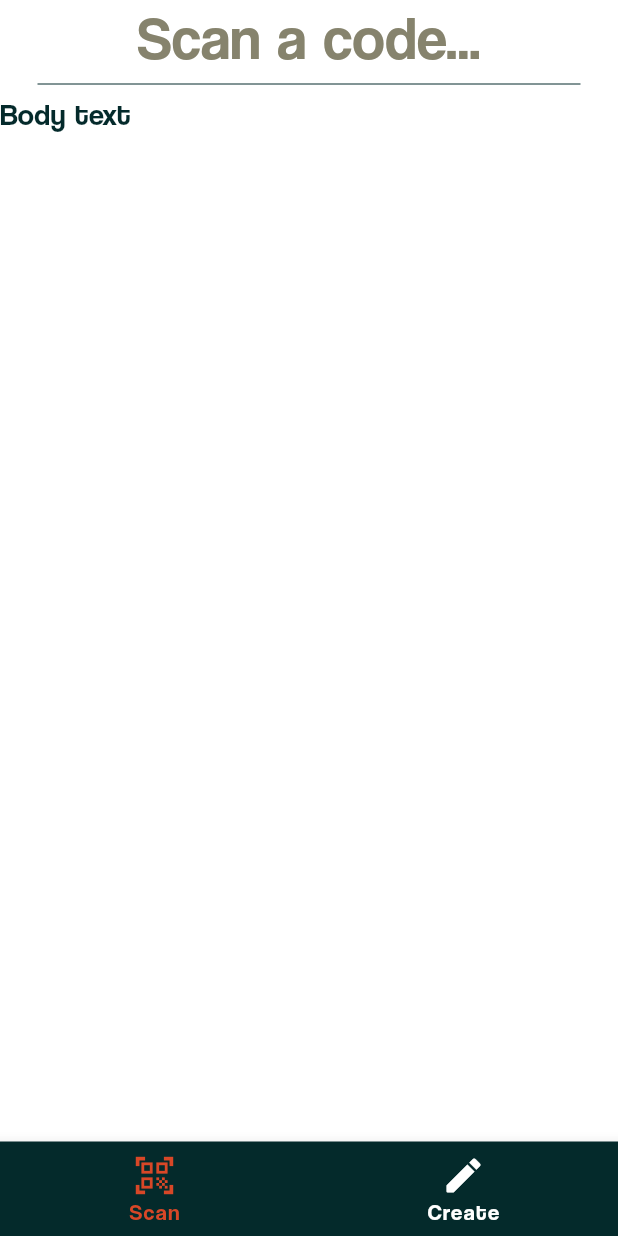
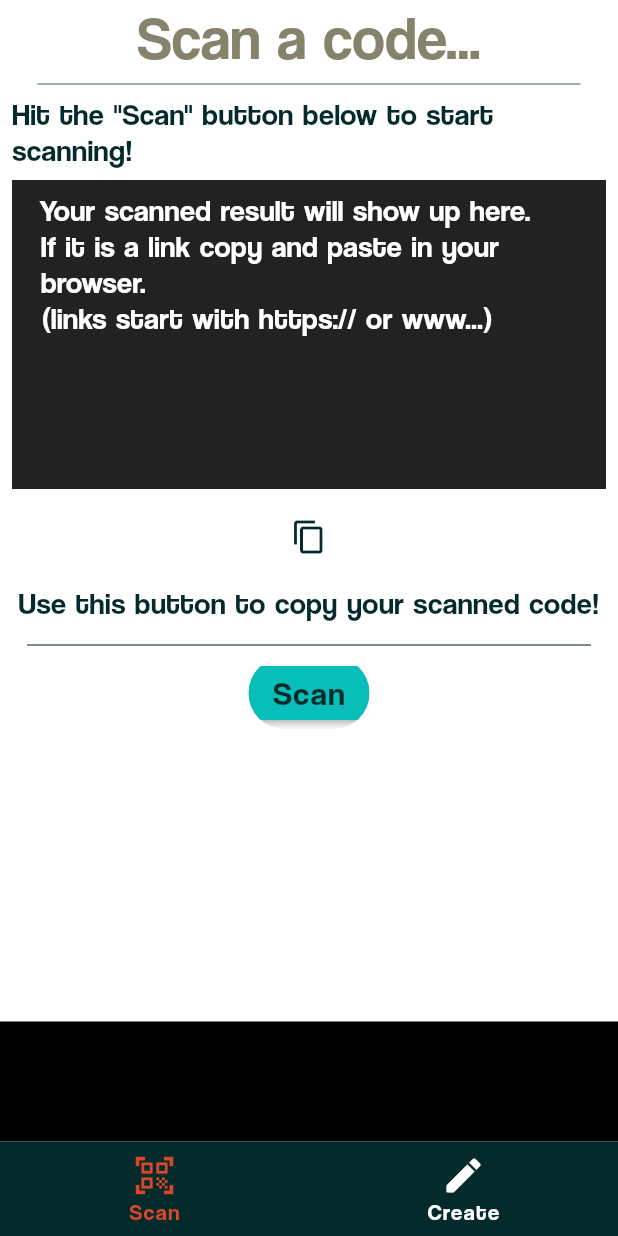
Before and after one commit to og-JND/q_card_again, a Flutter app: the screen it shows after launch, on a phone screen of 412 x 824 dp. Run offline on Flutter 3.47's test engine with Material 2 defaults, Android fonts, the phone set to English and light mode, and no system bars; our stand-ins replace qr_flutter; missing offline and left inert: flutter_barcode_scanner.

```diff
--- a/lib/const/constants.dart
+++ b/lib/const/constants.dart
@@ -27,6 +27,27 @@ class TextDesigns{
     letterSpacing: 1,
     color: DesignConstants.RICHBLACK,
   );
+  static TextStyle BUTTONTEXT = TextStyle(
+  fontSize: 22,
+  fontWeight: FontWeight.w100,
+  wordSpacing: 1,
+  letterSpacing: 1,
+  color: DesignConstants.RICHBLACK,
+  );
+  static TextStyle SCANNEDTEXT = TextStyle(
+    fontSize: 20,
+    wordSpacing: 1,
+    letterSpacing: 0.25,
+    color: DesignConstants.WHITE,
+  );
+  static TextStyle HINTTEXT = TextStyle(
+    fontSize: 18,
+    wordSpacing: 1,
+    letterSpacing: 0.3,
+    decoration: TextDecoration.underline,
+    decorationColor: DesignConstants.RICHBLACK,
+    color: DesignConstants.BROWN,
+  );
 }
 
 const Map<String, dynamic> IconMap ={
--- a/lib/screens/home_screen.dart
+++ b/lib/screens/home_screen.dart
@@ -26,6 +26,7 @@ class _HomeScreenState extends State<HomeScreen> {
   @override
   Widget build(BuildContext context) {
     return Scaffold(
+      resizeToAvoidBottomInset: false,
       backgroundColor: DesignConstants.WHITE,
       bottomNavigationBar: BottomNavigationBar(
           selectedLabelStyle: TextDesigns.NAVTEXT,
@@ -41,7 +42,7 @@ class _HomeScreenState extends State<HomeScreen> {
             navItem('Create'),
           ]
       ),
-      body: PAGES.elementAt(navIndex)
+      body: SafeArea(child: PAGES.elementAt(navIndex))
     );
   }
 }
--- a/lib/screens/scan_screen.dart
+++ b/lib/screens/scan_screen.dart
@@ -1,6 +1,8 @@
+import 'package:flutter/cupertino.dart';
 import 'package:flutter/material.dart';
+import 'package:flutter/services.dart';
+import 'package:flutter_barcode_scanner/flutter_barcode_scanner.dart';
 import '../const/constants.dart';
-
 
 class ScanScreen extends StatefulWidget {
   const ScanScreen({Key? key}) : super(key: key);
@@ -10,29 +12,138 @@ class ScanScreen extends StatefulWidget {
 }
 
 class _ScanScreenState extends State<ScanScreen> {
+
+  String tester = """
+  Your scanned result will show up here.
+  If it is a link copy and paste in your
+  browser.
+  (links start with https:// or www...)
+  """;
+  void copyShit(){
+    Clipboard.setData(ClipboardData(text: tester)).then((_) {
+      ScaffoldMessenger.of(context).showSnackBar(SnackBar(
+          content: Text(
+            "Text copied to clipboard",
+            style: TextStyle(fontSize: 17, fontFamily: 'Coolvetica'),
+          )));
+    });
+  }
   @override
   Widget build(BuildContext context) {
     var screenSize = MediaQuery.of(context).size;
-    return SafeArea(
-      child: Container(
+    Future<void> scanQR() async {
+      String barcodeScanRes;
+      // Platform messages may fail, so we use a try/catch PlatformException.
+      try {
+        barcodeScanRes = await FlutterBarcodeScanner.scanBarcode(
+            '#D84727', 'Cancel', true, ScanMode.QR);
+        print(barcodeScanRes);
+      } on PlatformException {
+        barcodeScanRes = 'Failed to get platform version.';
+      }
+
+      // If the widget was removed from the tree while the asynchronous platform
+      // message was in flight, we want to discard the reply rather than calling
+      // setState to update our non-existent appearance.
+      if (!mounted) return;
+
+      setState(() {
+        tester = barcodeScanRes;
+      });
+    }
+    String result = '';
+    if (tester == '-1'){
+      setState(() {
+        result = 'No QR code found';
+      });
+    }else result = tester;
+    return Container(
         height: screenSize.height,
         width: screenSize.width,
         child: Column(
-            crossAxisAlignment: CrossAxisAlignment.start,
+          // crossAxisAlignment: CrossAxisAlignment.start,
           children: [
             Center(
-                child: Text('Scan a code...', style: TextDesigns.HEADERTEXT,),
+              child: Text(
+                'Scan a code...',
+                style: TextDesigns.HEADERTEXT,
+              ),
             ),
             Divider(
+              thickness: 0.5,
               endIndent: 25,
               indent: 25,
               color: DesignConstants.RICHBLACK,
             ),
-              Text('Body text', style: TextDesigns.BODYTEXT,),
+            Padding(
+              padding: const EdgeInsets.symmetric(horizontal: 8.0),
+              child: Text(
+                'Hit the "Scan" button below to start scanning!',
+                style: TextDesigns.BODYTEXT,
+              ),
+            ),
+            Padding(
+              padding: const EdgeInsets.symmetric(horizontal: 8.0, vertical: 8),
+              child: SizedBox(
+                  height: screenSize.height * 0.25,
+                  width: screenSize.width,
+                  child: Container(
+                    color: Colors.black87,
+                    child: Padding(
+                      padding: const EdgeInsets.all(8.0),
+                      child: Text(
+                          result,
+                          style: TextDesigns.SCANNEDTEXT,
+                          overflow: TextOverflow.fade,
+                      ),
+                    ),
+                  )),
+            ),
+             IconButton(
+                  onPressed: () => copyShit(),
+                  icon: Icon(Icons.copy),
+                  color: DesignConstants.RICHBLACK,
+              ),
+            Padding(
+              padding: const EdgeInsets.all(8.0),
+              child: Text(
+                'Use this button to copy your scanned code!',
+                style: TextDesigns.BODYTEXT,
+              ),
+            ),
+            Divider(
+              thickness: 0.7,
+              endIndent: 18,
+              indent: 18,
+              color: DesignConstants.RICHBLACK,
+            ),
+            Center(
+              child: ClipRRect(
+                borderRadius: BorderRadius.circular(25),
+                child: ElevatedButton(
+                    style: ButtonStyle(
+                        backgroundColor:
+                            MaterialStateProperty.all(DesignConstants.BLUE)),
+                    onPressed: () {
+                      scanQR();
+                    },
+                    child: Text(
+                      'Scan',
+                      style: TextDesigns.BUTTONTEXT,
+                    )),
+              ),
+            ),
 
+            Spacer(),
+            SizedBox(
+              height: 80,
+              width: screenSize.width,
+              child: Container(
+                alignment: Alignment.bottomCenter,
+                color: Colors.black,
+              ),
+            )
           ],
-          )
-      ),
-    );
+        ));
   }
 }
--- a/pubspec.yaml
+++ b/pubspec.yaml
@@ -37,6 +37,7 @@ dependencies:
   # Use with the CupertinoIcons class for iOS style icons.
   cupertino_icons: ^1.0.2
   qr_flutter: ^4.0.0
+  flutter_barcode_scanner: ^2.0.0
 
 dev_dependencies:
   flutter_test:
```
Also changed, not shown: lib/screens/create_screen.dart (+26 -7 lines), pubspec.lock, 1 other file. Lines whose indentation alone changed are shown as unchanged.
